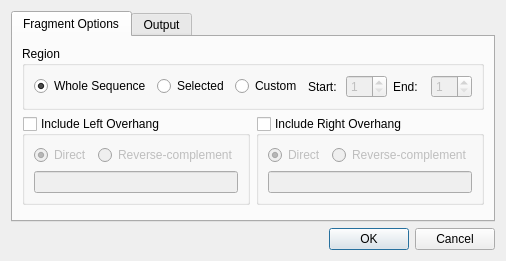
Qt form src/plugins/enzymes/src/ui/CreateFragmentDialog.ui (violethaze74/ugene) before a commit.
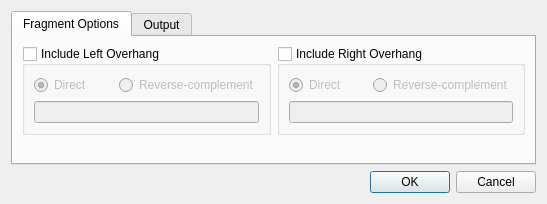
The same form after that commit.

Commit message: unify selecting sequence region widget UGENE-269

The edit to the form file:
```diff
--- a/src/plugins/enzymes/src/ui/CreateFragmentDialog.ui
+++ b/src/plugins/enzymes/src/ui/CreateFragmentDialog.ui
@@ -6,8 +6,8 @@
    <rect>
     <x>0</x>
     <y>0</y>
-    <width>475</width>
-    <height>261</height>
+    <width>547</width>
+    <height>204</height>
    </rect>
   </property>
   <property name="windowTitle">
@@ -25,71 +25,7 @@
       </attribute>
       <layout class="QVBoxLayout" name="verticalLayout_4">
        <item>
-        <widget class="QGroupBox" name="groupBox">
-         <property name="title">
-          <string>Region</string>
-         </property>
-         <layout class="QHBoxLayout" name="horizontalLayout">
-          <item>
-           <widget class="QRadioButton" name="wholeSeqButton">
-            <property name="text">
-             <string>Whole Sequence</string>
-            </property>
-            <property name="checked">
-             <bool>true</bool>
-            </property>
-           </widget>
-          </item>
-          <item>
-           <widget class="QRadioButton" name="seqSelectionButton">
-            <property name="text">
-             <string>Selected</string>
-            </property>
-           </widget>
-          </item>
-          <item>
-           <widget class="QRadioButton" name="customSelectionButton">
-            <property name="text">
-             <string>Custom</string>
-            </property>
-           </widget>
-          </item>
-          <item>
-           <widget class="QLabel" name="label">
-            <property name="text">
-             <string>Start:</string>
-            </property>
-           </widget>
-          </item>
-          <item>
-           <widget class="QSpinBox" name="startBox">
-            <property name="enabled">
-             <bool>false</bool>
-            </property>
-            <property name="minimum">
-             <number>1</number>
-            </property>
-           </widget>
-          </item>
-          <item>
-           <widget class="QLabel" name="label_2">
-            <property name="text">
-             <string>End:</string>
-            </property>
-           </widget>
-          </item>
-          <item>
-           <widget class="QSpinBox" name="endBox">
-            <property name="enabled">
-             <bool>false</bool>
-            </property>
-            <property name="minimum">
-             <number>1</number>
-            </property>
-           </widget>
-          </item>
-         </layout>
-        </widget>
+        <layout class="QHBoxLayout" name="rangeSelectorLayout"/>
        </item>
        <item>
         <layout class="QHBoxLayout" name="horizontalLayout_5">
```
Left out of the diff: 32 changed lines with no effect on the pictures. The commit also changes 37 other files.
